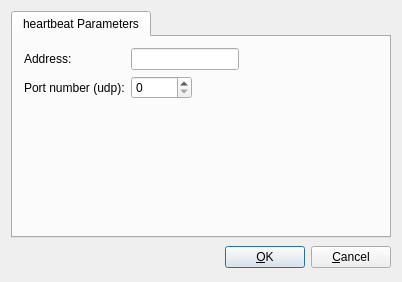
Before: the Qt Designer form src/gui/heartbeatoptionsdialog_q.ui in fwbuilder/fwbuilder, drawn with Qt 5.
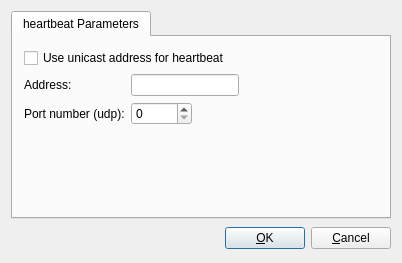
After: the same form once the commit is applied. Icons and pictures are not drawn.

What changed in the file:
```diff
--- a/src/gui/heartbeatoptionsdialog_q.ui
+++ b/src/gui/heartbeatoptionsdialog_q.ui
@@ -6,7 +6,7 @@
     <x>0</x>
     <y>0</y>
     <width>402</width>
-    <height>282</height>
+    <height>263</height>
    </rect>
   </property>
   <property name="windowTitle" >
@@ -79,17 +79,33 @@
         <normaloff>:/Icons/Options</normaloff>:/Icons/Options</iconset>
       </attribute>
       <layout class="QGridLayout" name="gridLayout" >
-       <item row="0" column="0" >
-        <widget class="QLabel" name="label" >
+       <item row="0" column="0" colspan="4" >
+        <widget class="QCheckBox" name="use_unicast" >
+         <property name="toolTip" >
+          <string>Heartbeat should be configured to use unicast address
+of each firewall member for health checks. Firewall Builder
+will add policy rules to permit these automatically.</string>
+         </property>
+         <property name="text" >
+          <string>Use unicast address for heartbeat</string>
+         </property>
+        </widget>
+       </item>
+       <item row="1" column="0" >
+        <widget class="QLabel" name="heartbeat_address_label" >
          <property name="text" >
           <string>Address:</string>
          </property>
         </widget>
        </item>
-       <item row="0" column="1" colspan="2" >
-        <widget class="QLineEdit" name="heartbeat_address" />
+       <item row="1" column="1" colspan="2" >
+        <widget class="QLineEdit" name="heartbeat_address" >
+         <property name="toolTip" >
+          <string>Enter multicat address used for heartbeat health checks here.</string>
+         </property>
+        </widget>
        </item>
-       <item row="0" column="3" >
+       <item row="1" column="3" >
         <spacer name="horizontalSpacer_2" >
          <property name="orientation" >
           <enum>Qt::Horizontal</enum>
@@ -102,21 +118,21 @@
          </property>
         </spacer>
        </item>
-       <item row="1" column="0" >
+       <item row="2" column="0" >
         <widget class="QLabel" name="label_2" >
          <property name="text" >
           <string>Port number (udp):</string>
          </property>
         </widget>
        </item>
-       <item row="1" column="1" >
+       <item row="2" column="1" >
         <widget class="QSpinBox" name="heartbeat_port" >
          <property name="maximum" >
           <number>65535</number>
          </property>
         </widget>
        </item>
-       <item row="1" column="2" colspan="2" >
+       <item row="2" column="2" colspan="2" >
         <spacer name="horizontalSpacer" >
          <property name="orientation" >
           <enum>Qt::Horizontal</enum>
@@ -129,7 +145,7 @@
          </property>
         </spacer>
        </item>
-       <item row="2" column="0" colspan="4" >
+       <item row="3" column="0" colspan="4" >
         <spacer>
          <property name="orientation" >
           <enum>Qt::Vertical</enum>
```
Left out of the diff: 19 changed lines with no effect on the pictures.
